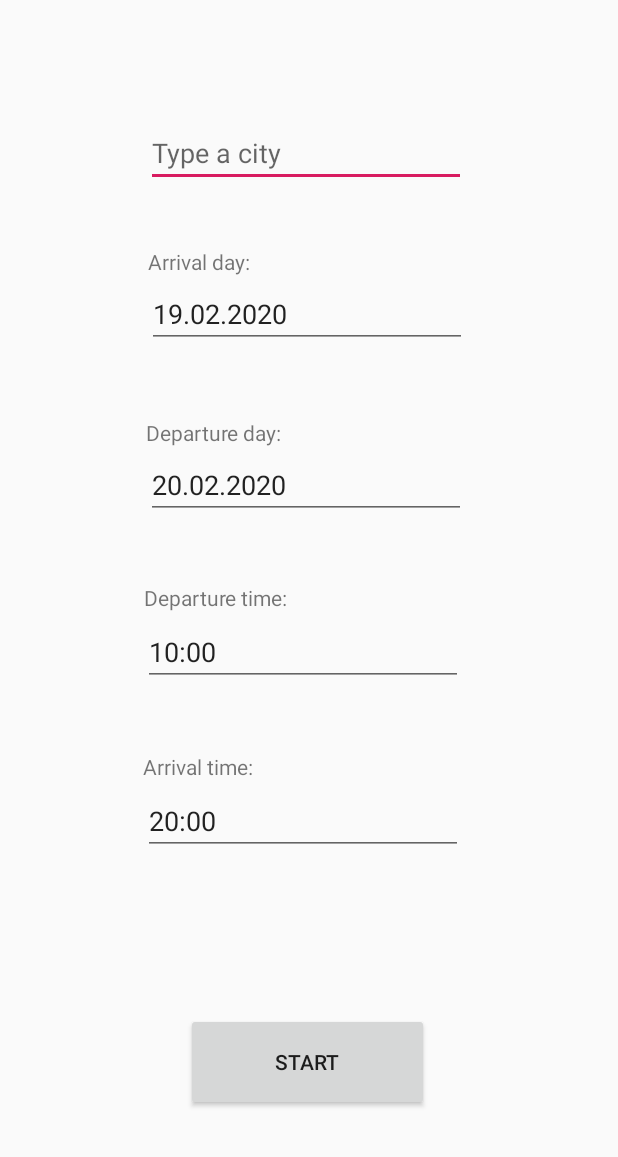
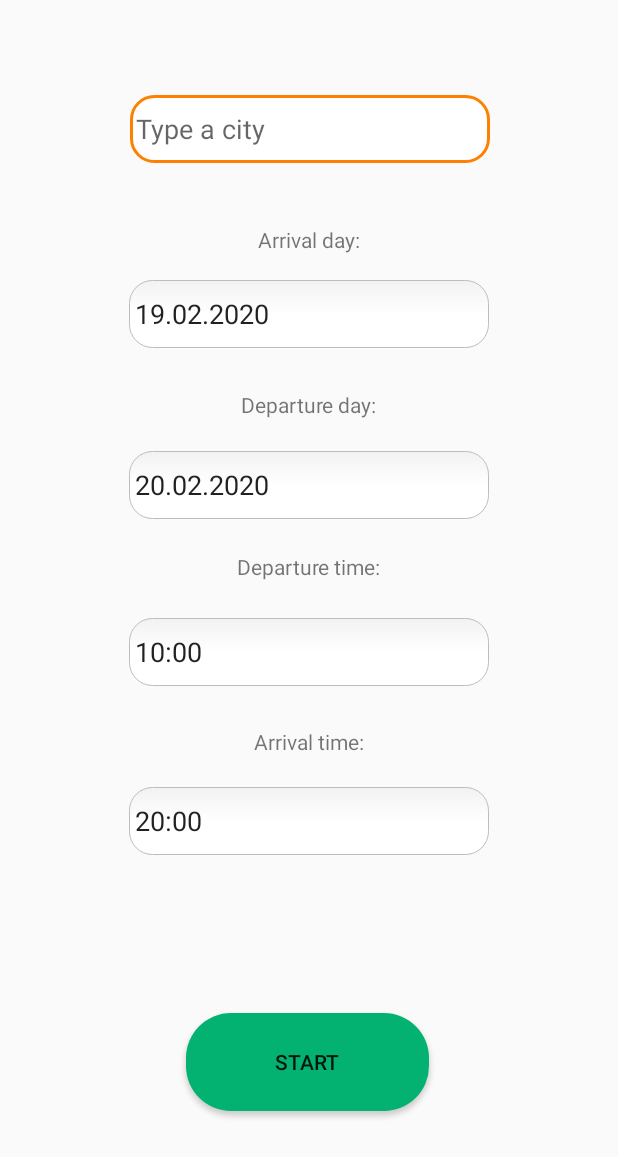
Before and after one commit to Ermakov22/TripHelper, an Android app: the MainMenuFragment screen opened directly, with no data from a screen before it, on a phone screen of 412 x 824 dp. Shown: the top 1157 px of the screen. Run offline under Robolectric (Android 15) with nearby library versions, the phone set to English and light mode, and no system bars.

Commit message:
UI update

```diff
--- a/app/build.gradle
+++ b/app/build.gradle
@@ -11,6 +11,9 @@ android {
     compileOptions {
         sourceCompatibility JavaVersion.VERSION_1_8
         targetCompatibility JavaVersion.VERSION_1_8
+    }
+    dataBinding{
+        enabled true
     }
     defaultConfig {
         applicationId "com.example.triphelper"
@@ -53,4 +56,6 @@ dependencies {
     implementation 'org.jetbrains:annotations:15.0'
 
     implementation group: 'com.github.seratch', name: 'java-time-backport', version: '1.0.0'
+
+    implementation 'com.google.android.material:material:1.0.0-rc01'
 }
--- /dev/null
+++ b/app/src/main/res/drawable/edittext_rounded_corners.xml
@@ -0,0 +1,41 @@
+<?xml version="1.0" encoding="utf-8"?>
+<!--  res/drawable/edittext_rounded_corners.xml -->
+<selector xmlns:android="http://schemas.android.com/apk/res/android">
+    <item android:state_pressed="false" android:state_focused="true">
+        <shape>
+            <solid android:color="#FFFFFF"/>
+            <stroke
+                android:width="2.3dp"
+                android:color="#FF8000" />
+            <corners
+                android:radius="15dp" />
+        </shape>
+    </item>
+
+    <item android:state_pressed="false" android:state_focused="false">
+        <shape>
+            <gradient
+                android:startColor="#F2F2F2"
+                android:centerColor="#FFFFFF"
+                android:endColor="#FFFFFF"
+                android:angle="270"
+                />
+            <stroke
+                android:width="0.7dp"
+                android:color="#BDBDBD" />
+            <corners
+                android:radius="15dp" />
+        </shape>
+    </item>
+
+    <item android:state_enabled="true">
+        <shape>
+            <padding
+                android:left="4dp"
+                android:top="4dp"
+                android:right="4dp"
+                android:bottom="4dp"
+                />
+        </shape>
+    </item>
+</selector>
--- /dev/null
+++ b/app/src/main/res/drawable/round_shape_button.xml
@@ -0,0 +1,9 @@
+<?xml version="1.0" encoding="utf-8"?>
+<shape xmlns:android="http://schemas.android.com/apk/res/android" android:shape="rectangle" android:padding="10dp">
+    <solid android:color="#03B270"/> <!-- this one is ths color of the Rounded Button -->
+    <corners
+        android:bottomRightRadius="30dp"
+        android:bottomLeftRadius="30dp"
+        android:topLeftRadius="30dp"
+        android:topRightRadius="30dp"/>
+</shape>
--- a/app/src/main/res/layout/main_menu.xml
+++ b/app/src/main/res/layout/main_menu.xml
@@ -10,6 +10,7 @@
         android:id="@+id/btnStart"
         android:layout_width="162dp"
         android:layout_height="65dp"
+        android:background="@drawable/round_shape_button"
         android:text="Start"
         app:layout_constraintBottom_toBottomOf="parent"
         app:layout_constraintEnd_toEndOf="parent"
@@ -20,86 +21,78 @@
 
     <EditText
         android:id="@+id/textCity"
-        android:layout_width="wrap_content"
-        android:layout_height="wrap_content"
+        android:layout_width="240dp"
+        android:layout_height="45dp"
+        android:background="@drawable/edittext_rounded_corners"
         android:ems="10"
         android:hint="Type a city"
         android:inputType="textPersonName"
         app:layout_constraintBottom_toBottomOf="parent"
         app:layout_constraintEnd_toEndOf="parent"
-        app:layout_constraintHorizontal_bias="0.489"
+        app:layout_constraintHorizontal_bias="0.502"
         app:layout_constraintStart_toStartOf="parent"
         app:layout_constraintTop_toTopOf="parent"
-        app:layout_constraintVertical_bias="0.102" />
+        app:layout_constraintVertical_bias="0.081" />
 
     <EditText
         android:id="@+id/editArrivalDay"
-        android:layout_width="wrap_content"
-        android:layout_height="wrap_content"
+        android:layout_width="240dp"
+        android:layout_height="45dp"
+        android:background="@drawable/edittext_rounded_corners"
         android:ems="10"
         android:inputType="date"
         android:text="14.02.2020"
         app:layout_constraintBottom_toBottomOf="parent"
         app:layout_constraintEnd_toEndOf="parent"
-        app:layout_constraintHorizontal_bias="0.494"
+        app:layout_constraintHorizontal_bias="0.5"
         app:layout_constraintStart_toStartOf="parent"
         app:layout_constraintTop_toTopOf="parent"
         app:layout_constraintVertical_bias="0.24" />
 
     <EditText
         android:id="@+id/editDepartureDay"
-        android:layout_width="wrap_content"
-        android:layout_height="wrap_content"
+        android:layout_width="240dp"
+        android:layout_height="45dp"
+        android:background="@drawable/edittext_rounded_corners"
         android:ems="10"
         android:inputType="date"
         android:text="15.02.2020"
         app:layout_constraintBottom_toBottomOf="parent"
         app:layout_constraintEnd_toEndOf="parent"
-        app:layout_constraintHorizontal_bias="0.489"
+        app:layout_constraintHorizontal_bias="0.5"
         app:layout_constraintStart_toStartOf="parent"
         app:layout_constraintTop_toTopOf="parent"
         app:layout_constraintVertical_bias="0.386" />
 
     <EditText
         android:id="@+id/editDepartureTime"
-        android:layout_width="wrap_content"
-        android:layout_height="wrap_content"
+        android:layout_width="240dp"
+        android:layout_height="45dp"
+        android:background="@drawable/edittext_rounded_corners"
         android:ems="10"
         android:inputType="time"
         android:text="10:00"
         app:layout_constraintBottom_toBottomOf="parent"
         app:layout_constraintEnd_toEndOf="parent"
-        app:layout_constraintHorizontal_bias="0.479"
+        app:layout_constraintHorizontal_bias="0.5"
         app:layout_constraintStart_toStartOf="parent"
         app:layout_constraintTop_toTopOf="parent"
         app:layout_constraintVertical_bias="0.529" />
 
     <EditText
         android:id="@+id/editArrivalTime"
-        android:layout_width="wrap_content"
-        android:layout_height="wrap_content"
+        android:layout_width="240dp"
+        android:layout_height="45dp"
+        android:background="@drawable/edittext_rounded_corners"
         android:ems="10"
         android:inputType="time"
         android:text="20:00"
         app:layout_constraintBottom_toBottomOf="parent"
         app:layout_constraintEnd_toEndOf="parent"
-        app:layout_constraintHorizontal_bias="0.479"
+        app:layout_constraintHorizontal_bias="0.5"
         app:layout_constraintStart_toStartOf="parent"
         app:layout_constraintTop_toTopOf="parent"
         app:layout_constraintVertical_bias="0.674" />
-
-    <ProgressBar
-        android:id="@+id/progressBar"
-        android:layout_width="146dp"
-        android:layout_height="159dp"
-        android:theme="@style/CicrularProgress"
-        android:visibility="invisible"
-        app:layout_constraintBottom_toBottomOf="parent"
-        app:layout_constraintEnd_toEndOf="parent"
-        app:layout_constraintHorizontal_bias="0.5"
-        app:layout_constraintStart_toStartOf="parent"
-        app:layout_constraintTop_toTopOf="parent"
-        app:layout_constraintVertical_bias="0.435" />
 
     <TextView
         android:id="@+id/textDepartureDay"
@@ -108,10 +101,10 @@
         android:text="Departure day:"
         app:layout_constraintBottom_toBottomOf="parent"
         app:layout_constraintEnd_toEndOf="parent"
-        app:layout_constraintHorizontal_bias="0.303"
+        app:layout_constraintHorizontal_bias="0.5"
         app:layout_constraintStart_toStartOf="parent"
         app:layout_constraintTop_toTopOf="parent"
-        app:layout_constraintVertical_bias="0.346" />
+        app:layout_constraintVertical_bias="0.323" />
 
     <TextView
         android:id="@+id/textDepartureTime"
@@ -120,10 +113,10 @@
         android:text="Departure time:"
         app:layout_constraintBottom_toBottomOf="parent"
         app:layout_constraintEnd_toEndOf="parent"
-        app:layout_constraintHorizontal_bias="0.303"
+        app:layout_constraintHorizontal_bias="0.5"
         app:layout_constraintStart_toStartOf="parent"
         app:layout_constraintTop_toTopOf="parent"
-        app:layout_constraintVertical_bias="0.483" />
+        app:layout_constraintVertical_bias="0.457" />
 
     <TextView
         android:id="@+id/textArrivalTime"
@@ -132,10 +125,10 @@
         android:text="Arrival time:"
         app:layout_constraintBottom_toBottomOf="parent"
         app:layout_constraintEnd_toEndOf="parent"
-        app:layout_constraintHorizontal_bias="0.282"
+        app:layout_constraintHorizontal_bias="0.5"
         app:layout_constraintStart_toStartOf="parent"
         app:layout_constraintTop_toTopOf="parent"
-        app:layout_constraintVertical_bias="0.623" />
+        app:layout_constraintVertical_bias="0.602" />
 
     <TextView
         android:id="@+id/textArrivalDay"
@@ -144,8 +137,9 @@
         android:text="Arrival day:"
         app:layout_constraintBottom_toBottomOf="parent"
         app:layout_constraintEnd_toEndOf="parent"
-        app:layout_constraintHorizontal_bias="0.286"
+        app:layout_constraintHorizontal_bias="0.5"
         app:layout_constraintStart_toStartOf="parent"
         app:layout_constraintTop_toTopOf="parent"
-        app:layout_constraintVertical_bias="0.205" />
+        app:layout_constraintVertical_bias="0.186" />
+
 </androidx.constraintlayout.widget.ConstraintLayout>
--- a/app/src/main/res/values/colors.xml
+++ b/app/src/main/res/values/colors.xml
@@ -6,5 +6,6 @@
     <color name="black">#000000</color>
     <color name="Pattern">#8E80A5</color>
     <color name="White">#FFFFFF</color>
+    <color name="Gold">#D4AF37</color>
     <color name="Transparent">#cccccc</color>
 </resources>
```
Also changed, not shown: app/src/main/java/com/example/triphelper/adapter/PlaceInfoViewHolder.java (+14 -3 lines), app/src/main/java/com/example/triphelper/fragment/MainFragments/ListOfHotelsFragment.java (+13 -7 lines), app/src/main/java/com/example/triphelper/fragment/MainFragments/ListOfPlacesFragment.java (+4 -4 lines), app/src/main/java/com/example/triphelper/fragment/MainFragments/MainMenuFragment.java (+7 -7 lines), app/src/main/java/com/example/triphelper/fragment/MainFragments/MapFragment.java (+8 -9 lines), app/src/main/res/layout/list_of_hotels.xml (+33 -11 lines), app/src/main/res/layout/list_of_places.xml (+26 -7 lines), app/src/main/res/layout/map.xml (+25 -26 lines), app/src/main/res/layout/short_decription_layout.xml (+29 -4 lines), app/src/main/res/layout/test.xml (added, +26 -0 lines), app/src/main/res/drawable/next_step_icon.png (added), 2 other files.
